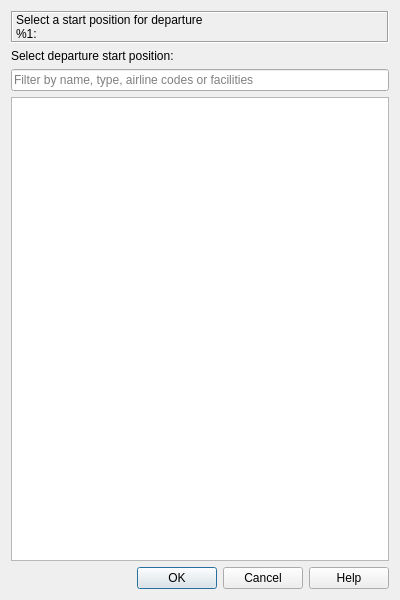
This is src/route/parkingdialog.ui in albar965/littlenavmap as Qt 5 draws it before an edit. The edited form follows.
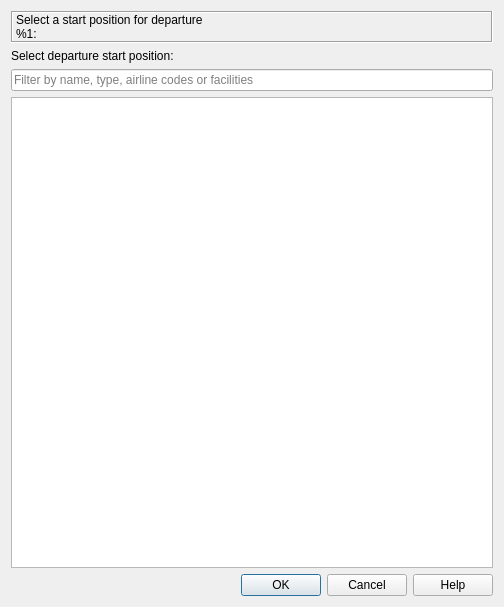
This is the edited form.

Diff of the .ui file:
```diff
--- a/src/route/parkingdialog.ui
+++ b/src/route/parkingdialog.ui
@@ -6,8 +6,8 @@
    <rect>
     <x>0</x>
     <y>0</y>
-    <width>400</width>
-    <height>600</height>
+    <width>504</width>
+    <height>607</height>
    </rect>
   </property>
   <property name="windowTitle">
```
